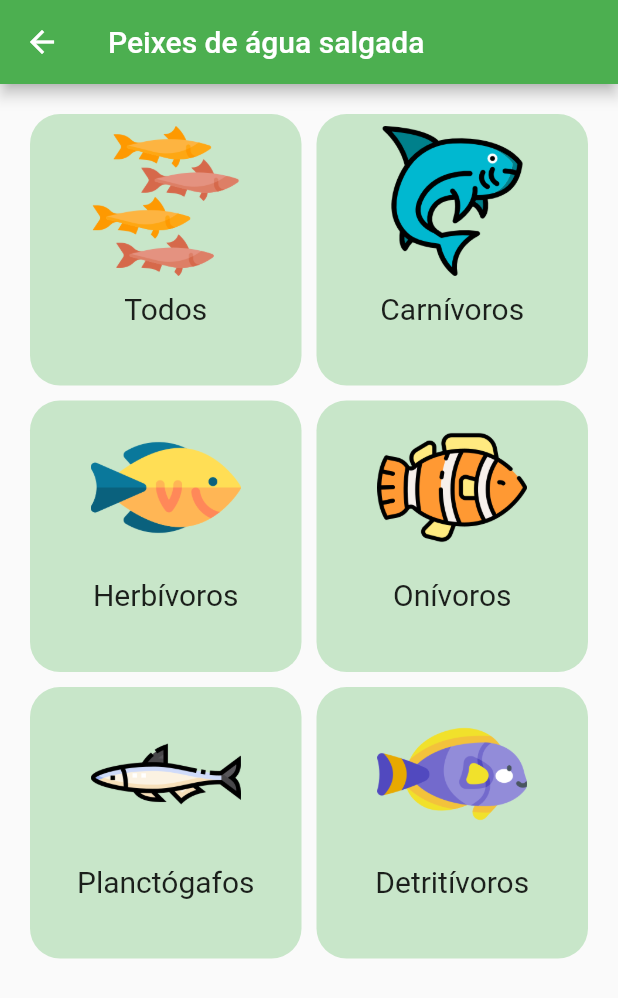
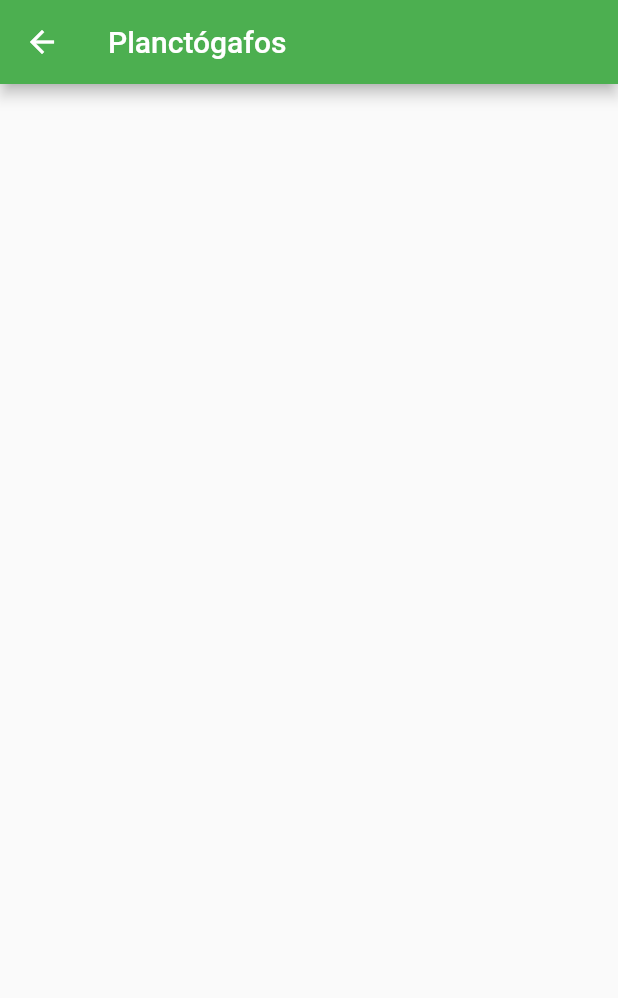
Before and after one commit to lucasoliveirasouza/aquarinfo, a Flutter app: the PeixeAguaSalgadaView screen opened directly, after a tap on "Planctógafos", on a phone screen of 412 x 824 dp. Shown: the top 998 px of the screen. Run offline on Flutter 3.47's test engine with Material 2 defaults, Android fonts, the phone set to English and light mode, and no system bars; our stand-ins replace cloud_firestore, firebase_auth, firebase_core, firebase_storage, image_picker; accounts and stored records are empty.

Commit message:
Organizar peixe agua salgada #6

```diff
--- a/lib/view/peixe_agua_salgada/peixe_agua_salgada.dart
+++ b/lib/view/peixe_agua_salgada/peixe_agua_salgada.dart
@@ -1,4 +1,5 @@
  import 'package:flutter/material.dart';
+import 'package:infoquario/view/peixe_agua_salgada/peixe_agua_salgada_lista.dart';
 import 'package:infoquario/widget/card_item.dart';
 
 class PeixeAguaSalgadaView extends StatefulWidget {
@@ -28,12 +29,12 @@ class PeixeAguaSalgadaView extends StatefulWidget {
                  title: "Todos",
                  color: Colors.green.shade100,
                  onTap: (){
-                   /*Navigator.push(
+                   Navigator.push(
                      context,
                      MaterialPageRoute(
-                       builder: (context) => PeixeAguaDoceListaView(tipo: "Todos"),
+                       builder: (context) => PeixeAguaSalgadaListaView(tipo: "Todos"),
                      ),
-                   );*/
+                   );
                  },
                ),
                CardItem(
@@ -41,12 +42,12 @@ class PeixeAguaSalgadaView extends StatefulWidget {
                  title: "Carnívoros",
                  color: Colors.green.shade100,
                  onTap: (){
-                   /*Navigator.push(
+                   Navigator.push(
                      context,
                      MaterialPageRoute(
-                       builder: (context) => PeixeAguaDoceListaView(tipo: "Carnívoros"),
+                       builder: (context) => PeixeAguaSalgadaListaView(tipo: "Carnívoros"),
                      ),
-                   );*/
+                   );
                  },
                ),
                CardItem(
@@ -54,12 +55,12 @@ class PeixeAguaSalgadaView extends StatefulWidget {
                  title: "Herbívoros",
                  color: Colors.green.shade100,
                  onTap: (){
-                   /*Navigator.push(
+                   Navigator.push(
                      context,
                      MaterialPageRoute(
-                       builder: (context) => PeixeAguaDoceListaView(tipo: "Herbívoros"),
+                       builder: (context) => PeixeAguaSalgadaListaView(tipo: "Herbívoros"),
                      ),
-                   );*/
+                   );
                  },
                ),
                CardItem(
@@ -67,12 +68,12 @@ class PeixeAguaSalgadaView extends StatefulWidget {
                  title: "Onívoros",
                  color: Colors.green.shade100,
                  onTap: (){
-                   /*Navigator.push(
+                   Navigator.push(
                      context,
                      MaterialPageRoute(
-                       builder: (context) => PeixeAguaDoceListaView(tipo: "Onívoros"),
+                       builder: (context) => PeixeAguaSalgadaListaView(tipo: "Onívoros"),
                      ),
-                   );*/
+                   );
                  },
                ),
 
@@ -81,12 +82,12 @@ class PeixeAguaSalgadaView extends StatefulWidget {
                  title: "Planctógafos",
                  color: Colors.green.shade100,
                  onTap: (){
-                   /*Navigator.push(
+                   Navigator.push(
                      context,
                      MaterialPageRoute(
-                       builder: (context) => PeixeAguaDoceListaView(tipo: "Planctógafos"),
+                       builder: (context) => PeixeAguaSalgadaListaView(tipo: "Planctógafos"),
                      ),
-                   );*/
+                   );
                  },
                ),
 
@@ -95,12 +96,12 @@ class PeixeAguaSalgadaView extends StatefulWidget {
                  title: "Detritívoros",
                  color: Colors.green.shade100,
                  onTap: (){
-                   /*Navigator.push(
+                   Navigator.push(
                      context,
                      MaterialPageRoute(
-                       builder: (context) => PeixeAguaDoceListaView(tipo: "Detritívoros"),
+                       builder: (context) => PeixeAguaSalgadaListaView(tipo: "Detritívoros"),
                      ),
-                   );*/
+                   );
                  },
                ),
 
--- /dev/null
+++ b/lib/view/peixe_agua_salgada/peixe_agua_salgada_lista.dart
@@ -0,0 +1,21 @@
+
+import 'package:flutter/material.dart';
+
+class PeixeAguaSalgadaListaView extends StatefulWidget {
+  String tipo;
+  PeixeAguaSalgadaListaView({Key? key,required this.tipo}) : super(key: key);
+
+  @override
+  _PeixeAguaSalgadaListaViewState createState() => _PeixeAguaSalgadaListaViewState();
+}
+
+class _PeixeAguaSalgadaListaViewState extends State<PeixeAguaSalgadaListaView> {
+  @override
+  Widget build(BuildContext context) {
+    return Scaffold(
+      appBar: AppBar(
+        title: Text(widget.tipo),
+      ),
+    );
+  }
+}
```
